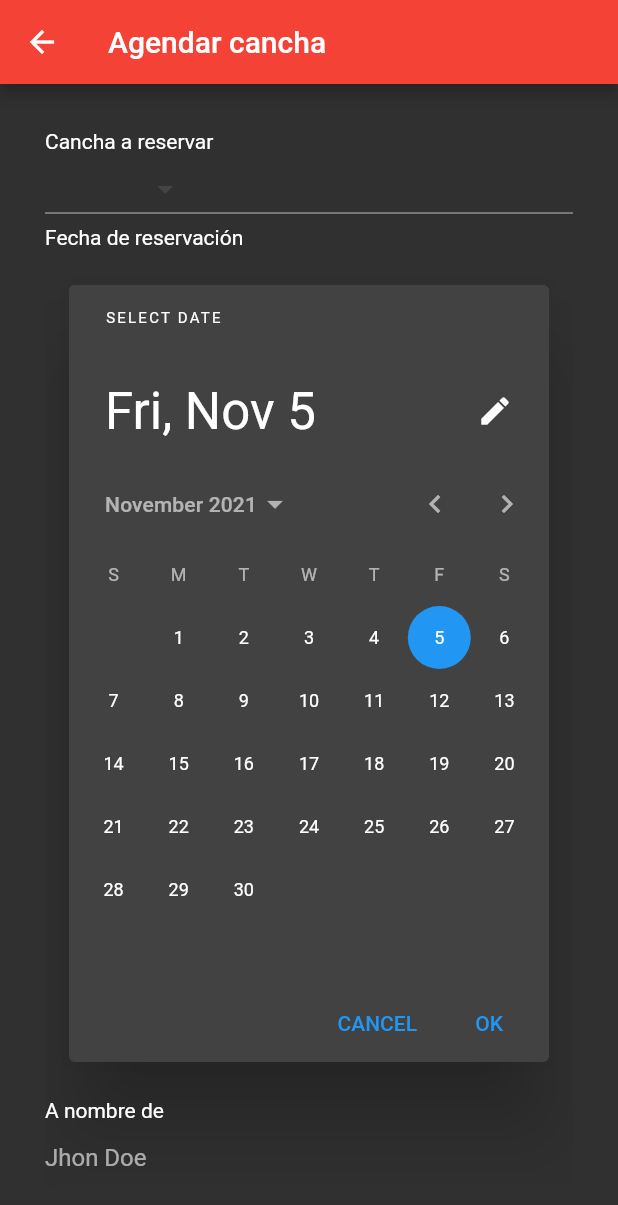
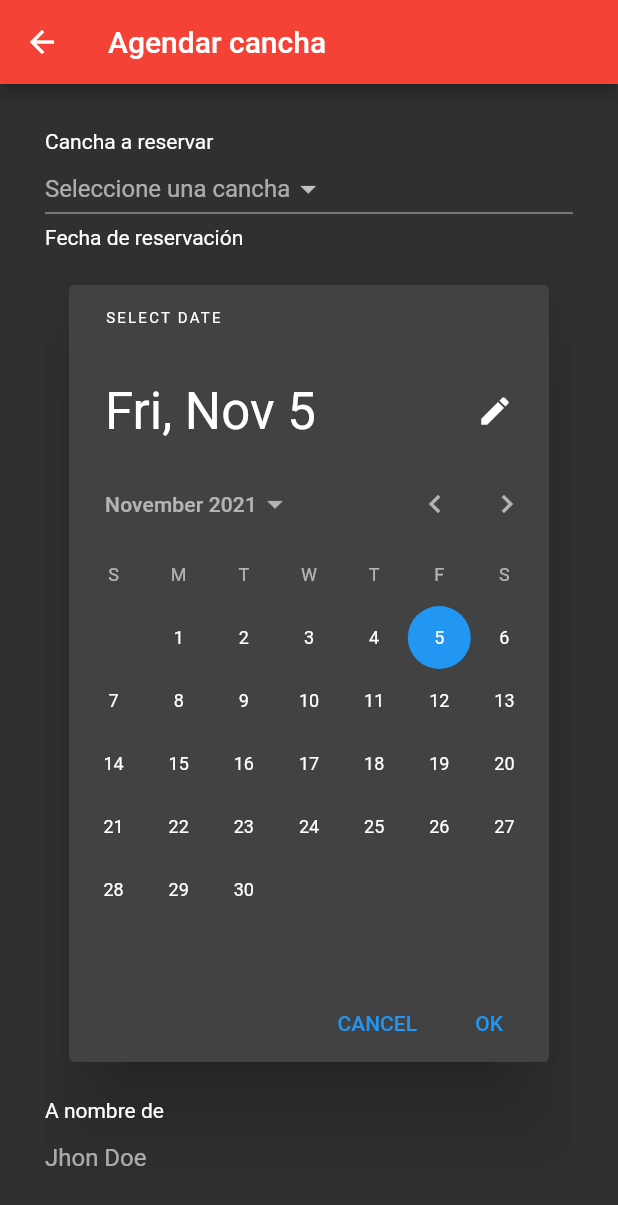
Before and after one commit to abrahamm7/reservationsapp, a Flutter app: the ReservationPage screen opened directly, on a phone screen of 412 x 824 dp. Shown: the top 1205 px of the screen. Run offline on Flutter 3.47's test engine with Material 2 defaults, Android fonts, the light colour scheme and no system bars; our stand-ins replace dartz, equatable, shared_preferences, sqflite; missing offline and left inert: dart:ffi; accounts and stored records are empty.

Commit message:
[FIX] Show items in dropdown selection

```diff
--- a/lib/features/reserve_courts/presentation/pages/reservation_page.dart
+++ b/lib/features/reserve_courts/presentation/pages/reservation_page.dart
@@ -21,14 +21,16 @@ class _ReservationPageState extends State<ReservationPage> {
           padding: EdgeInsets.all(30),
           child: ListView(children: <Widget>[
             Text('Cancha a reservar'),
-            DropdownButton(
+            DropdownButton<String>(
+              hint: Text('Seleccione una cancha'),
               items: <String>['Cancha A', 'Cancha B', 'Cancha C']
-                  .map<DropdownMenuItem<String>>((String value) {
+                  .map((String value) {
                 return DropdownMenuItem<String>(
                   value: value,
                   child: Text(value),
                 );
               }).toList(),
+              onChanged: (_) {},
             ),
             SizedBox(),
             Text('Fecha de reservación'),
```
